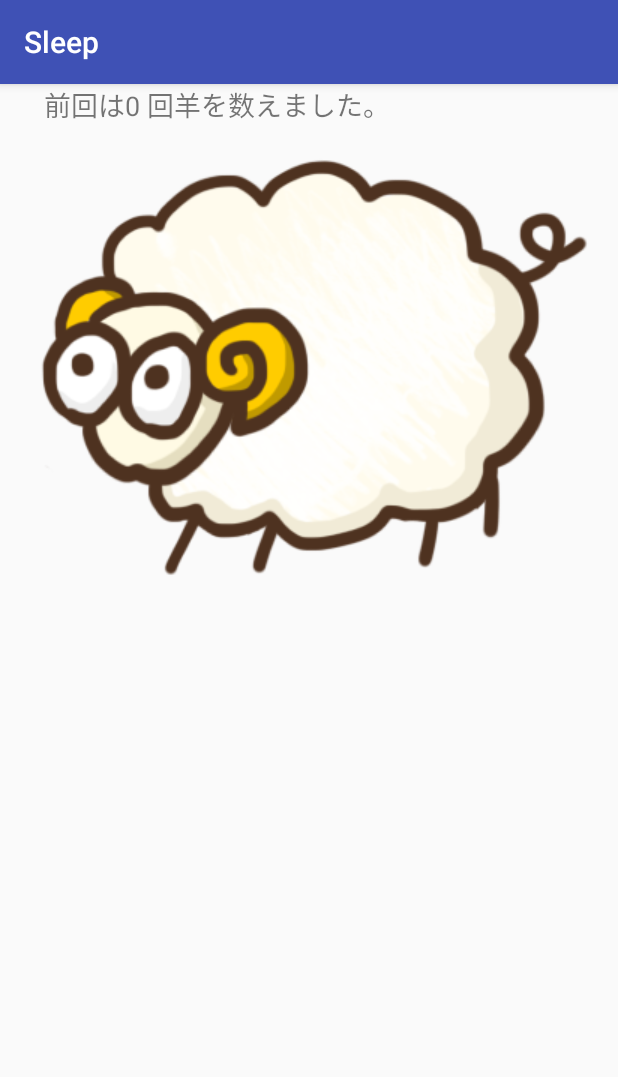
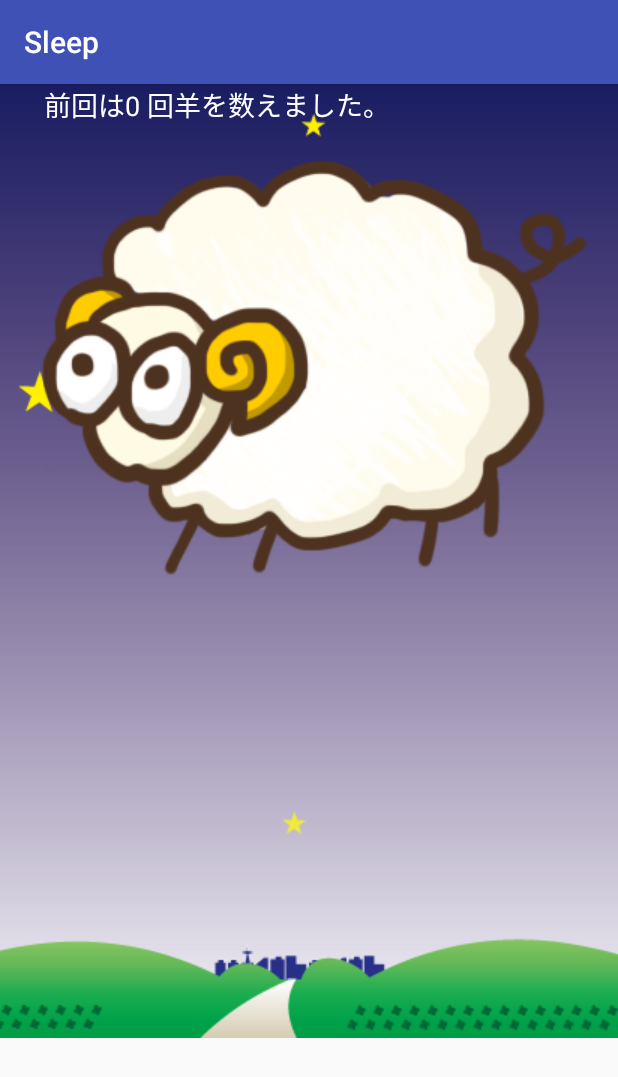
Before and after one commit to hinamomo/Sleep, an Android app: the screen it shows after launch (MainActivity), on a phone screen of 412 x 824 dp. Shown: the top 1077 px of the screen. Run offline under Robolectric (Android 15) with nearby library versions, the phone set to English and light mode, and no system bars.

Commit message:
add backimage.

```diff
--- a/app/src/main/res/layout/activity_main.xml
+++ b/app/src/main/res/layout/activity_main.xml
@@ -7,15 +7,28 @@
     android:id="@+id/rootLayout"
     tools:context="com.example.sleep.MainActivity">
 
+    <ImageView
+        android:id="@+id/imageView"
+        android:layout_width="match_parent"
+        android:layout_height="wrap_content"
+        android:layout_alignParentStart="true"
+        android:layout_alignParentTop="true"
+        android:scaleType="centerCrop"
+        android:src="@drawable/night_backgraund"
+        tools:layout_editor_absoluteX="0dp"
+        tools:layout_editor_absoluteY="0dp" />
+
+
     <TextView
         android:id="@+id/textview"
         android:layout_width="289dp"
         android:layout_height="41dp"
         android:text="hello world!"
         android:textAlignment="center"
+        android:textColor="@android:color/background_light"
         android:textSize="18sp"
-        tools:layout_editor_absoluteX="57dp"
-        tools:layout_editor_absoluteY="54dp" />
+        tools:layout_editor_absoluteX="48dp"
+        tools:layout_editor_absoluteY="136dp" />
 
     <ImageView
         android:id="@+id/imageView1"
@@ -23,6 +36,6 @@
         android:layout_height="wrap_content"
         android:src="@drawable/sheep_1"
         tools:layout_editor_absoluteX="0dp"
-        tools:layout_editor_absoluteY="95dp" />
+        tools:layout_editor_absoluteY="146dp" />
 
 </android.support.constraint.ConstraintLayout>
```
Also changed, not shown: app/src/main/res/drawable/night_backgraund.png (added).
